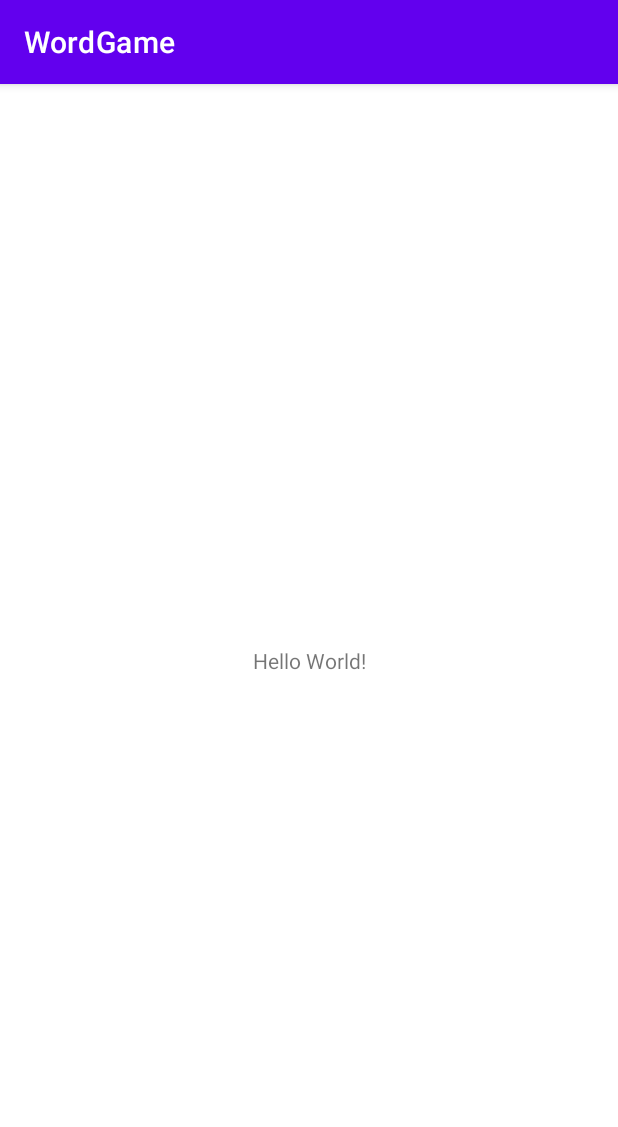
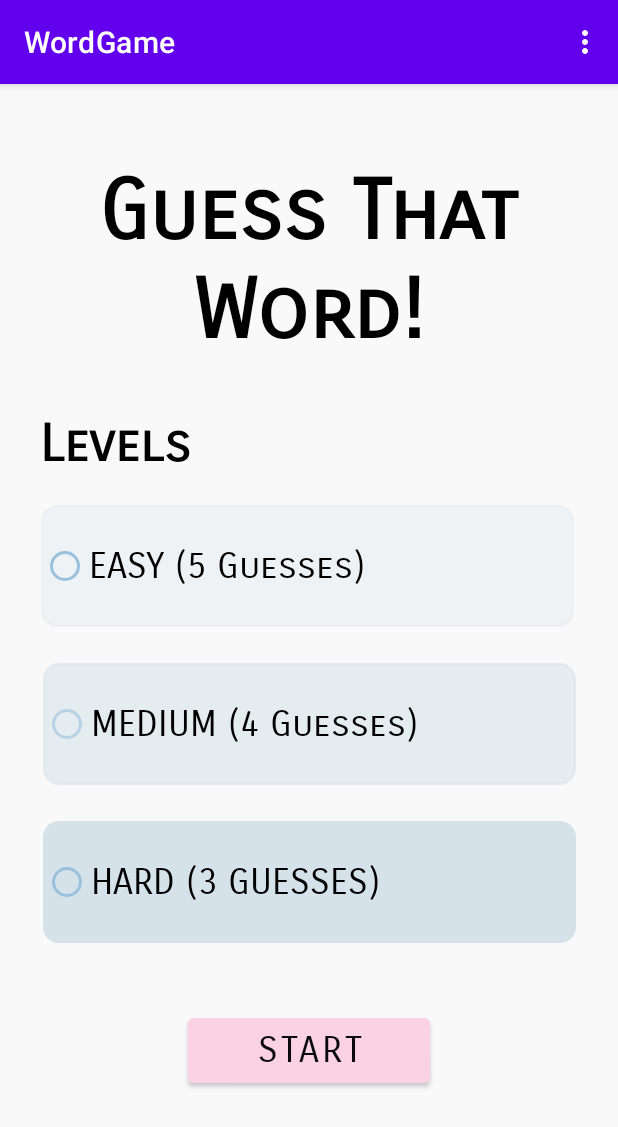
Before and after one commit to eunseolee00/WordGame, an Android app: the screen it shows after launch (MainActivity), on a phone screen of 412 x 824 dp. Shown: the top 1127 px of the screen. Run offline under Robolectric (Android 15) with nearby library versions, the phone set to English and light mode, and no system bars.

Commit message:
Commit #1

```diff
--- a/app/build.gradle
+++ b/app/build.gradle
@@ -37,6 +37,7 @@ dependencies {
     implementation 'androidx.appcompat:appcompat:1.4.1'
     implementation 'com.google.android.material:material:1.5.0'
     implementation 'androidx.constraintlayout:constraintlayout:2.1.3'
+    implementation 'androidx.mediarouter:mediarouter:1.2.6'
     testImplementation 'junit:junit:4.+'
     androidTestImplementation 'androidx.test.ext:junit:1.1.3'
     androidTestImplementation 'androidx.test.espresso:espresso-core:3.4.0'
--- a/app/src/main/AndroidManifest.xml
+++ b/app/src/main/AndroidManifest.xml
@@ -1,6 +1,6 @@
 <?xml version="1.0" encoding="utf-8"?>
 <manifest xmlns:android="http://schemas.android.com/apk/res/android"
-    package="com.example.wordgame" >
+    package="com.example.wordgame">
 
     <application
         android:allowBackup="true"
@@ -8,10 +8,13 @@
         android:label="@string/app_name"
         android:roundIcon="@mipmap/ic_launcher_round"
         android:supportsRtl="true"
-        android:theme="@style/Theme.WordGame" >
+        android:theme="@style/Theme.WordGame">
+        <activity
+            android:name=".GameActivity"
+            android:exported="false" />
         <activity
             android:name=".MainActivity"
-            android:exported="true" >
+            android:exported="true">
             <intent-filter>
                 <action android:name="android.intent.action.MAIN" />
 
--- /dev/null
+++ b/app/src/main/java/com/example/wordgame/GameActivity.kt
@@ -0,0 +1,14 @@
+package com.example.wordgame
+
+import androidx.appcompat.app.AppCompatActivity
+import android.os.Bundle
+
+class GameActivity : AppCompatActivity() {
+
+
+
+    override fun onCreate(savedInstanceState: Bundle?) {
+        super.onCreate(savedInstanceState)
+        setContentView(R.layout.activity_game)
+    }//onCreate
+}//GameActivity
--- a/app/src/main/java/com/example/wordgame/MainActivity.kt
+++ b/app/src/main/java/com/example/wordgame/MainActivity.kt
@@ -1,11 +1,55 @@
 package com.example.wordgame
 
+import android.content.Intent
 import androidx.appcompat.app.AppCompatActivity
 import android.os.Bundle
+import android.view.Menu
+import android.view.MenuInflater
+import android.view.MenuItem
+import android.view.View
+import android.widget.*
+import java.util.*
 
 class MainActivity : AppCompatActivity() {
+    var difficulty = 0
+    var letters = 4
+    var checked : RadioButton? = null
+
+    override fun onCreateOptionsMenu(menu: Menu?): Boolean {
+        val menuInflater: MenuInflater = menuInflater
+        menuInflater.inflate(R.menu.main_menu, menu)
+        return super.onCreateOptionsMenu(menu)
+    }//onCreateOptionsMenu
+
+    fun playGame(view: View?) {
+        val intent = Intent(this, GameActivity::class.java)
+        intent.putExtra("Letters", letters)
+        intent.putExtra("Diff", difficulty)
+        startActivity(intent)
+    }//playGame
+
+    override fun onOptionsItemSelected(item: MenuItem): Boolean {
+        when (item.itemId) {
+            R.id.four -> letters = 4
+            R.id.five -> letters = 5
+            R.id.six -> letters = 6
+        }
+        return true
+    } //end onOptionsItemSelected
+
+    fun howHard(view : View) {
+        checked = (view as RadioButton)
+        when(view.getId()) {
+            R.id.easyLevel -> difficulty = 0
+            R.id.mediumLevel -> difficulty = 1
+            R.id.hardLevel -> difficulty = 2
+        }//when
+    }//howHard
+
+
     override fun onCreate(savedInstanceState: Bundle?) {
         super.onCreate(savedInstanceState)
         setContentView(R.layout.activity_main)
-    }
-}
+    }//onCreate
+
+}//MainActivity
--- /dev/null
+++ b/app/src/main/res/drawable/background.xml
@@ -0,0 +1,7 @@
+<?xml version="1.0" encoding="utf-8"?>
+<shape xmlns:android="http://schemas.android.com/apk/res/android" android:shape="rectangle">
+    <stroke
+        android:width="1dip"
+        android:color="#D6E2E9" />
+    <corners android:radius="10dp"/>
+</shape>
--- /dev/null
+++ b/app/src/main/res/layout/activity_game.xml
@@ -0,0 +1,9 @@
+<?xml version="1.0" encoding="utf-8"?>
+<androidx.constraintlayout.widget.ConstraintLayout xmlns:android="http://schemas.android.com/apk/res/android"
+    xmlns:app="http://schemas.android.com/apk/res-auto"
+    xmlns:tools="http://schemas.android.com/tools"
+    android:layout_width="match_parent"
+    android:layout_height="match_parent"
+    tools:context=".GameActivity">
+
+</androidx.constraintlayout.widget.ConstraintLayout>
--- a/app/src/main/res/layout/activity_main.xml
+++ b/app/src/main/res/layout/activity_main.xml
@@ -1,18 +1,110 @@
 <?xml version="1.0" encoding="utf-8"?>
-<androidx.constraintlayout.widget.ConstraintLayout
-    xmlns:android="http://schemas.android.com/apk/res/android"
+<androidx.constraintlayout.widget.ConstraintLayout xmlns:android="http://schemas.android.com/apk/res/android"
+    xmlns:app="http://schemas.android.com/apk/res-auto"
     xmlns:tools="http://schemas.android.com/tools"
-    xmlns:app="http://schemas.android.com/apk/res-auto"
     android:layout_width="match_parent"
     android:layout_height="match_parent"
+    android:background="#F9F9F9"
+    android:backgroundTint="#F9F9F9"
     tools:context=".MainActivity">
+
+    <RadioButton
+        android:id="@+id/hardLevel"
+        android:layout_width="355dp"
+        android:layout_height="81dp"
+        android:layout_marginTop="24dp"
+        android:background="@drawable/background"
+        android:backgroundTint="#D6E2E9"
+        android:buttonTint="#99C1DE"
+        android:fontFamily="sans-serif-smallcaps"
+        android:text="HARD (3 GUESSES)"
+        android:textAlignment="textStart"
+        android:textColor="#000000"
+        android:textSize="24sp"
+        app:layout_constraintEnd_toEndOf="parent"
+        app:layout_constraintHorizontal_bias="0.5"
+        app:layout_constraintStart_toStartOf="parent"
+        app:layout_constraintTop_toBottomOf="@+id/mediumLevel" />
+
+    <RadioButton
+        android:id="@+id/mediumLevel"
+        android:layout_width="355dp"
+        android:layout_height="81dp"
+        android:layout_marginTop="24dp"
+        android:background="@drawable/background"
+        android:backgroundTint="#8DD6E2E9"
+        android:buttonTint="#9E99C1DE"
+        android:fontFamily="sans-serif-smallcaps"
+        android:text="MEDIUM (4 Guesses)"
+        android:textAlignment="textStart"
+        android:textColor="#000000"
+        android:textSize="24sp"
+        app:layout_constraintEnd_toEndOf="parent"
+        app:layout_constraintStart_toStartOf="parent"
+        app:layout_constraintTop_toBottomOf="@+id/easyLevel" />
+
     <TextView
-      android:layout_width="wrap_content"
-      android:layout_height="wrap_content"
-      android:text="Hello World!"
-      app:layout_constraintBottom_toBottomOf="parent"
-      app:layout_constraintLeft_toLeftOf="parent"
-      app:layout_constraintRight_toRightOf="parent"
-      app:layout_constraintTop_toTopOf="parent" />
+        android:id="@+id/textView3"
+        android:layout_width="146dp"
+        android:layout_height="41dp"
+        android:layout_marginTop="44dp"
+        android:fontFamily="sans-serif-smallcaps"
+        android:text="Levels"
+        android:textAlignment="textStart"
+        android:textColor="#000000"
+        android:textSize="34sp"
+        android:textStyle="bold"
+        app:layout_constraintEnd_toEndOf="parent"
+        app:layout_constraintHorizontal_bias="0.101"
+        app:layout_constraintStart_toStartOf="parent"
+        app:layout_constraintTop_toBottomOf="@+id/textView2" />
 
-  </androidx.constraintlayout.widget.ConstraintLayout>
+    <TextView
+        android:id="@+id/textView2"
+        android:layout_width="356dp"
+        android:layout_height="123dp"
+        android:layout_marginTop="52dp"
+        android:fontFamily="sans-serif-smallcaps"
+        android:text="Guess That Word!"
+        android:textAlignment="center"
+        android:textColor="#000000"
+        android:textSize="55sp"
+        android:textStyle="bold"
+        app:layout_constraintEnd_toEndOf="parent"
+        app:layout_constraintHorizontal_bias="0.49"
+        app:layout_constraintStart_toStartOf="parent"
+        app:layout_constraintTop_toTopOf="parent" />
+
+    <RadioButton
+        android:id="@+id/easyLevel"
+        android:layout_width="355dp"
+        android:layout_height="81dp"
+        android:layout_marginTop="20dp"
+        android:background="@drawable/background"
+        android:backgroundTint="#52D6E2E9"
+        android:buttonTint="#99C1DE"
+        android:fontFamily="sans-serif-smallcaps"
+        android:text="EASY (5 Guesses)"
+        android:textAlignment="textStart"
+        android:textColor="#000000"
+        android:textSize="24sp"
+        app:layout_constraintEnd_toEndOf="parent"
+        app:layout_constraintHorizontal_bias="0.482"
+        app:layout_constraintStart_toStartOf="parent"
+        app:layout_constraintTop_toBottomOf="@+id/textView3" />
+
+    <Button
+        android:id="@+id/startButton"
+        android:layout_width="161dp"
+        android:layout_height="55dp"
+        android:layout_marginTop="44dp"
+        android:backgroundTint="#FAD2E1"
+        android:fontFamily="sans-serif-smallcaps"
+        android:text="Start"
+        android:textColor="#0B0B0B"
+        android:textSize="24sp"
+        app:layout_constraintEnd_toEndOf="parent"
+        app:layout_constraintStart_toStartOf="parent"
+        app:layout_constraintTop_toBottomOf="@+id/hardLevel" />
+
+</androidx.constraintlayout.widget.ConstraintLayout>
--- /dev/null
+++ b/app/src/main/res/menu/main_menu.xml
@@ -0,0 +1,13 @@
+<?xml version="1.0" encoding="utf-8"?>
+<menu xmlns:android="http://schemas.android.com/apk/res/android">
+
+    <item
+        android:id="@+id/four"
+        android:iconTint="#454545"
+        android:title="4 Letter Word"></item>
+    <item android:title="5 Letter Word"
+        android:id="@+id/five"> </item>
+    <item android:title="6 Letter Word"
+        android:id="@+id/six"> </item>
+
+</menu>
```
